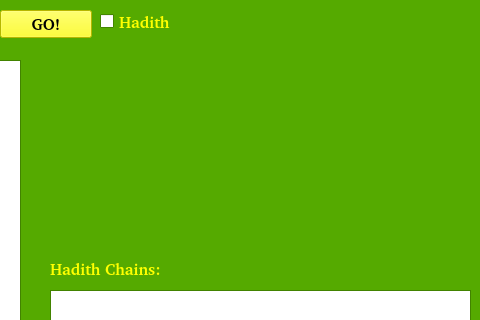
This is src/ATSarf/gui/mainwindow.ui in codelogicanalysis/atmine as Qt 5 draws it before an edit; both pictures show x 520 to 1000 and y 0 to 320 of the 1000 by 650 pixel window. The edited form follows.
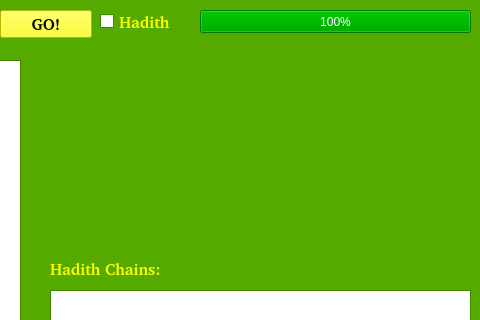
This is the edited form. Icons and pictures are not drawn.

Commit message:
added support for progress bar when building dictionary and hadith but can be disabled for decoupling of libraries from gui
solved problem about timestamp and staleness of data of in .dat files

solved the bug of diacritics at the end of prefix, stem or suffix eg: بِرد was not working previously
solved problem of incompatibe formats of caching structures when using or not using REDUCE_THRU_DIACRITICS by adding a version number at the beginning of the caching (.dat) structures

```diff
--- a/src/ATSarf/gui/mainwindow.ui
+++ b/src/ATSarf/gui/mainwindow.ui
@@ -1886,6 +1886,56 @@
      <string>Hadith Chains:</string>
     </property>
    </widget>
+   <widget class="QProgressBar" name="progressBar">
+    <property name="geometry">
+     <rect>
+      <x>720</x>
+      <y>10</y>
+      <width>271</width>
+      <height>23</height>
+     </rect>
+    </property>
+    <property name="palette">
+     <palette>
+      <active>
+       <colorrole role="Highlight">
+        <brush brushstyle="SolidPattern">
+         <color alpha="255">
+          <red>0</red>
+          <green>170</green>
+          <blue>0</blue>
+         </color>
+        </brush>
+       </colorrole>
+      </active>
+      <inactive>
+       <colorrole role="Highlight">
+        <brush brushstyle="SolidPattern">
+         <color alpha="255">
+          <red>0</red>
+          <green>170</green>
+          <blue>0</blue>
+         </color>
+        </brush>
+       </colorrole>
+      </inactive>
+      <disabled>
+       <colorrole role="Highlight">
+        <brush brushstyle="SolidPattern">
+         <color alpha="255">
+          <red>250</red>
+          <green>250</green>
+          <blue>250</blue>
+         </color>
+        </brush>
+       </colorrole>
+      </disabled>
+     </palette>
+    </property>
+    <property name="value">
+     <number>100</number>
+    </property>
+   </widget>
   </widget>
  </widget>
  <resources/>
```
The commit also changes 18 other files.
